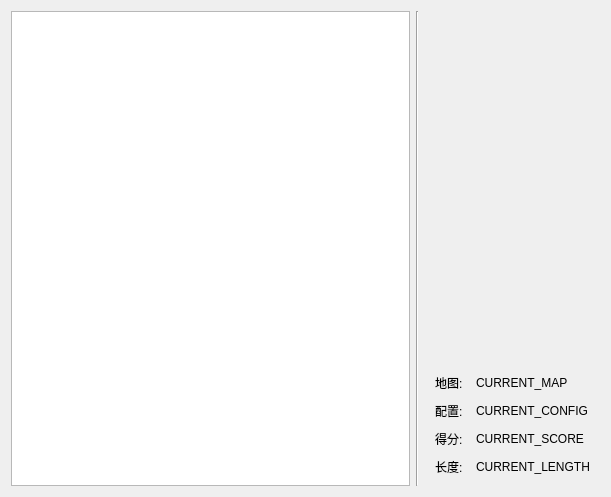
Before: the Qt Designer form playpage.ui in UbeCc/SnakeFoP, drawn with Qt 5.
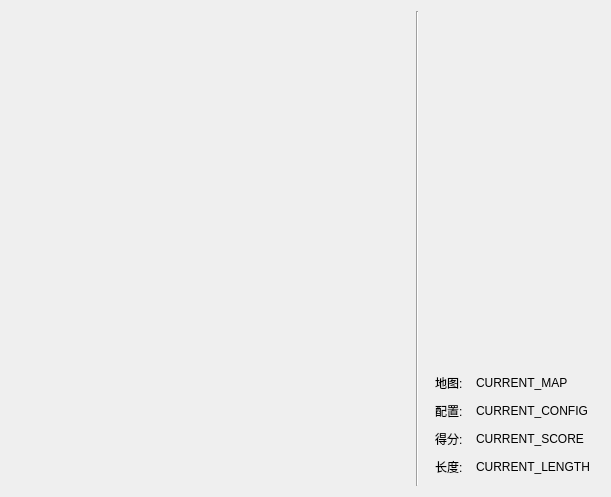
After: the same form once the commit is applied.

Commit message: Rearranged game UI

Patch:
```diff
--- a/playpage.ui
+++ b/playpage.ui
@@ -18,7 +18,7 @@
   </property>
   <layout class="QHBoxLayout" name="horizontalLayout_2">
    <item>
-    <widget class="QGraphicsView" name="graphicsView">
+    <widget class="QWidget" name="GameCanvas" native="true">
      <property name="sizePolicy">
       <sizepolicy hsizetype="Expanding" vsizetype="Expanding">
        <horstretch>0</horstretch>
```
Left out of the diff: 58 changed lines with no effect on the pictures. The commit also changes 3 other files.
